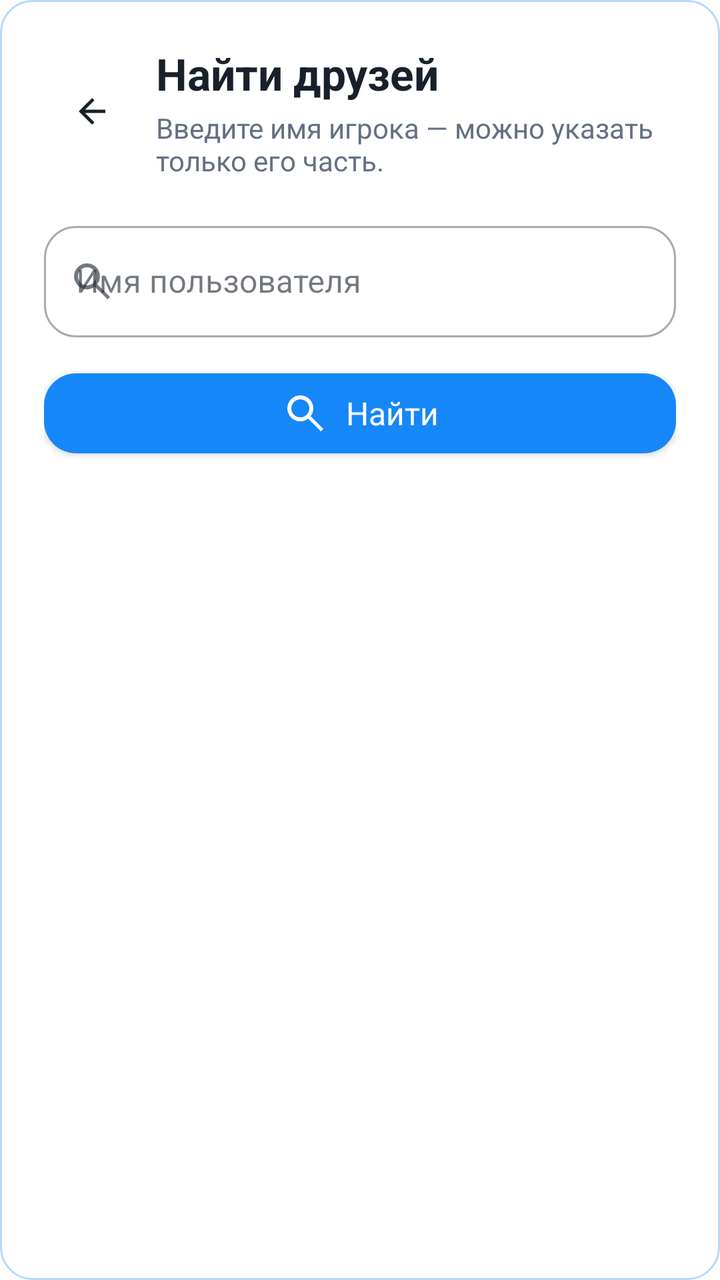
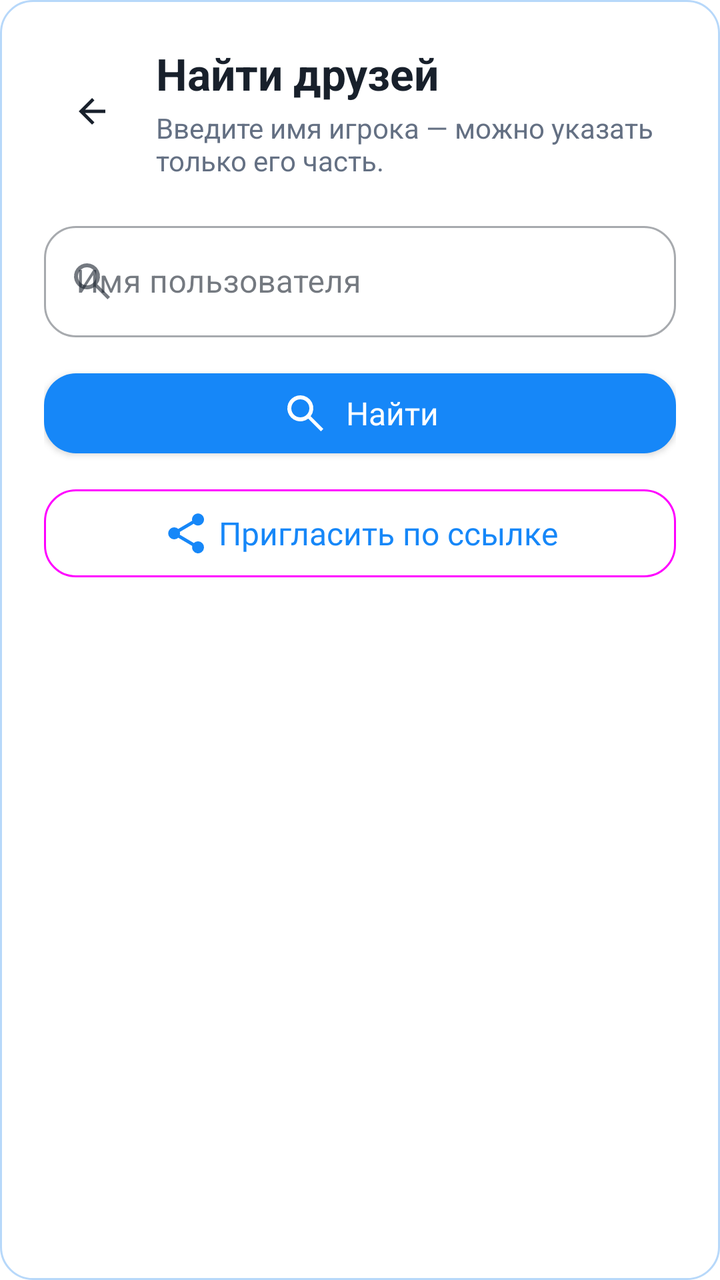

Before-and-after screenshots of an Android layout around one commit, followed by the original layout XML and the change that was made.
<!-- AndroidManifest.xml: application theme Theme.Duelingo -->
<!-- res/layout/dialog_add_friend.xml -->
<?xml version="1.0" encoding="utf-8"?>
<LinearLayout xmlns:android="http://schemas.android.com/apk/res/android" xmlns:app="http://schemas.android.com/apk/res-auto"
    android:layout_width="match_parent" android:layout_height="wrap_content" android:background="@drawable/bg_dialog" android:orientation="vertical" android:padding="22dp">
    <LinearLayout android:layout_width="match_parent" android:layout_height="wrap_content" android:gravity="center_vertical" android:orientation="horizontal">
        <com.google.android.material.button.MaterialButton android:id="@+id/closeButton" style="@style/Widget.Material3.Button.IconButton"
            android:layout_width="48dp" android:layout_height="48dp" android:contentDescription="@string/back" app:icon="@drawable/ic_arrow_back" app:iconTint="?attr/textColor" />
        <LinearLayout android:layout_width="0dp" android:layout_height="wrap_content" android:layout_marginStart="8dp" android:layout_weight="1" android:orientation="vertical">
            <TextView android:layout_width="match_parent" android:layout_height="wrap_content" android:text="@string/find_friends_title" android:textColor="?attr/textColor" android:textSize="22sp" android:textStyle="bold" />
            <TextView android:layout_width="match_parent" android:layout_height="wrap_content" android:layout_marginTop="3dp" android:text="@string/find_friends_description" android:textColor="?attr/secondaryTextColor" android:textSize="14sp" />
        </LinearLayout>
    </LinearLayout>
    <com.google.android.material.textfield.TextInputLayout style="@style/Widget.MaterialComponents.TextInputLayout.OutlinedBox"
        android:layout_width="match_parent" android:layout_height="wrap_content" android:layout_marginTop="18dp" android:hint="@string/username_hint"
        app:boxCornerRadiusBottomEnd="16dp" app:boxCornerRadiusBottomStart="16dp" app:boxCornerRadiusTopEnd="16dp" app:boxCornerRadiusTopStart="16dp" app:startIconDrawable="@drawable/ic_search">
        <com.google.android.material.textfield.TextInputEditText android:id="@+id/editUsername" android:layout_width="match_parent" android:layout_height="wrap_content" android:imeOptions="actionSearch" android:inputType="textPersonName" android:maxLines="1" />
    </com.google.android.material.textfield.TextInputLayout>
    <com.google.android.material.button.MaterialButton android:id="@+id/btnSearch" android:layout_width="match_parent" android:layout_height="52dp" android:layout_marginTop="12dp"
        android:text="@string/search_action" android:textAllCaps="false" android:textSize="16sp" app:cornerRadius="16dp" app:icon="@drawable/ic_search" app:iconGravity="textStart" />
    <ProgressBar android:id="@+id/progressBar" android:layout_width="32dp" android:layout_height="32dp" android:layout_gravity="center" android:layout_marginTop="14dp" android:visibility="gone" />
    <TextView
        android:id="@+id/emptySearchText"
        android:layout_width="match_parent"
        android:layout_height="wrap_content"
        android:layout_marginTop="14dp"
        android:gravity="center"
        android:padding="12dp"
        android:text="@string/no_users_found"
        android:textColor="?attr/secondaryTextColor"
        android:textSize="14sp"
        android:visibility="gone" />
    <androidx.core.widget.NestedScrollView android:id="@+id/resultsScroll" android:layout_width="match_parent" android:layout_height="wrap_content"
        android:layout_marginTop="8dp" android:fillViewport="false" android:visibility="gone">
        <LinearLayout android:id="@+id/userContainer" android:layout_width="match_parent" android:layout_height="wrap_content" android:orientation="vertical" />
    </androidx.core.widget.NestedScrollView>
</LinearLayout>
<!-- resources referenced by this layout -->
<resources>
  <!-- drawable bg_dialog (drawable) -->
  <shape xmlns:android="http://schemas.android.com/apk/res/android"
      android:shape="rectangle">
      <corners android:radius="16dp"/>
      <solid android:color="?attr/cardBackgroundColor"/>
      <stroke android:width="1dp" android:color="@color/word_chip_stroke" />
  </shape>
  <!-- drawable ic_arrow_back (drawable) -->
  <?xml version="1.0" encoding="utf-8"?>
  <vector xmlns:android="http://schemas.android.com/apk/res/android"
      android:width="24dp"
      android:height="24dp"
      android:viewportWidth="24"
      android:viewportHeight="24">
      <path
          android:fillColor="#FFFFFFFF"
          android:pathData="M20,11H7.83l5.59,-5.59L12,4l-8,8 8,8 1.42,-1.41L7.83,13H20v-2z" />
  </vector>
  <!-- drawable ic_search (drawable) -->
  <?xml version="1.0" encoding="utf-8"?>
  <vector xmlns:android="http://schemas.android.com/apk/res/android" android:width="24dp" android:height="24dp" android:viewportWidth="24" android:viewportHeight="24">
      <path android:fillColor="@android:color/white" android:pathData="M9.5,3a6.5,6.5 0,1 0,3.94 11.67L19.77,21 21,19.77l-6.33,-6.33A6.5,6.5 0,0 0,9.5 3zM9.5,5a4.5,4.5 0,1 1,0 9,4.5 4.5,0 0,1 0,-9z" />
  </vector>
  <string name="back">Назад</string>
  <string name="find_friends_description">Введите имя игрока — можно указать только его часть.</string>
  <string name="find_friends_title">Найти друзей</string>
  <string name="no_users_found">Пользователи с таким именем не найдены.</string>
  <string name="search_action">Найти</string>
  <string name="username_hint">Имя пользователя</string>
  <color name="word_chip_stroke">#B7D8FA</color>
  <color name="blue_primary">#1687F8</color>
  <color name="white">#FFFFFFFF</color>
  <color name="black">#FF000000</color>
  <color name="background_light">#F5F7FB</color>
  <color name="text_color_light">#18202B</color>
  <color name="secondary_text_light">#647083</color>
  <color name="surface_light">#FFFFFF</color>
  <color name="gray_light">#B3B3B3</color>
  <style name="DuelRush.MaterialButton" parent="Widget.MaterialComponents.Button">
          <item name="android:textSize">16sp</item>
          <item name="android:minHeight">48dp</item>
          <item name="android:textAllCaps">false</item>
          <item name="android:letterSpacing">0</item>
          <item name="android:fontFamily">@font/open_sans_medium</item>
      </style>
  <!-- unchanged entries left out for length: 1 -->
</resources>

<!-- the commit's change to res/layout/dialog_add_friend.xml (unified diff, before → after) -->
@@ -16,6 +16,7 @@
     </com.google.android.material.textfield.TextInputLayout>
     <com.google.android.material.button.MaterialButton android:id="@+id/btnSearch" android:layout_width="match_parent" android:layout_height="52dp" android:layout_marginTop="12dp"
         android:text="@string/search_action" android:textAllCaps="false" android:textSize="16sp" app:cornerRadius="16dp" app:icon="@drawable/ic_search" app:iconGravity="textStart" />
+    <com.google.android.material.button.MaterialButton android:id="@+id/shareInviteButton" style="@style/Widget.Material3.Button.OutlinedButton" android:layout_width="match_parent" android:layout_height="52dp" android:layout_marginTop="8dp" android:text="@string/share_friend_invite" android:textAllCaps="false" android:textSize="16sp" app:cornerRadius="16dp" app:icon="@drawable/ic_share" app:iconGravity="textStart" />
     <ProgressBar android:id="@+id/progressBar" android:layout_width="32dp" android:layout_height="32dp" android:layout_gravity="center" android:layout_marginTop="14dp" android:visibility="gone" />
     <TextView
         android:id="@+id/emptySearchText"
<!-- resource entries referenced after the edit -->
@@ -23,11 +23,16 @@
   <vector xmlns:android="http://schemas.android.com/apk/res/android" android:width="24dp" android:height="24dp" android:viewportWidth="24" android:viewportHeight="24">
       <path android:fillColor="@android:color/white" android:pathData="M9.5,3a6.5,6.5 0,1 0,3.94 11.67L19.77,21 21,19.77l-6.33,-6.33A6.5,6.5 0,0 0,9.5 3zM9.5,5a4.5,4.5 0,1 1,0 9,4.5 4.5,0 0,1 0,-9z" />
   </vector>
+  <!-- drawable ic_share (drawable) -->
+  <vector xmlns:android="http://schemas.android.com/apk/res/android" android:width="24dp" android:height="24dp" android:viewportWidth="24" android:viewportHeight="24">
+      <path android:fillColor="#FFFFFFFF" android:pathData="M18,16a3,3 0,0 0,-2.08 0.84L8.91,12.7A3.2,3.2 0,0 0,9 12c0,-0.24 -0.03,-0.47 -0.09,-0.7l6.96,-4.1A3,3 0,1 0,15 5c0,0.24 0.03,0.47 0.09,0.7L8.13,9.8A3,3 0,1 0,8.13 14.2l6.96,4.1A3,3 0,1 0,18 16z"/>
+  </vector>
   <string name="back">Назад</string>
   <string name="find_friends_description">Введите имя игрока — можно указать только его часть.</string>
   <string name="find_friends_title">Найти друзей</string>
   <string name="no_users_found">Пользователи с таким именем не найдены.</string>
   <string name="search_action">Найти</string>
+  <string name="share_friend_invite">Пригласить по ссылке</string>
   <string name="username_hint">Имя пользователя</string>
   <color name="word_chip_stroke">#B7D8FA</color>
   <color name="blue_primary">#1687F8</color>
